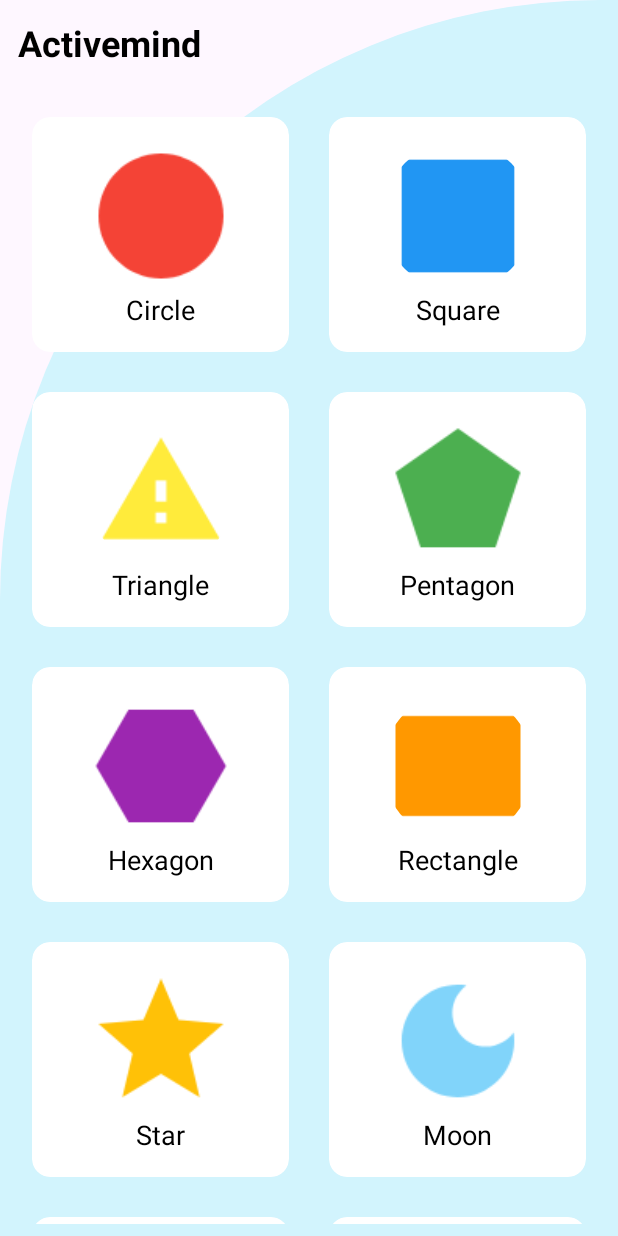
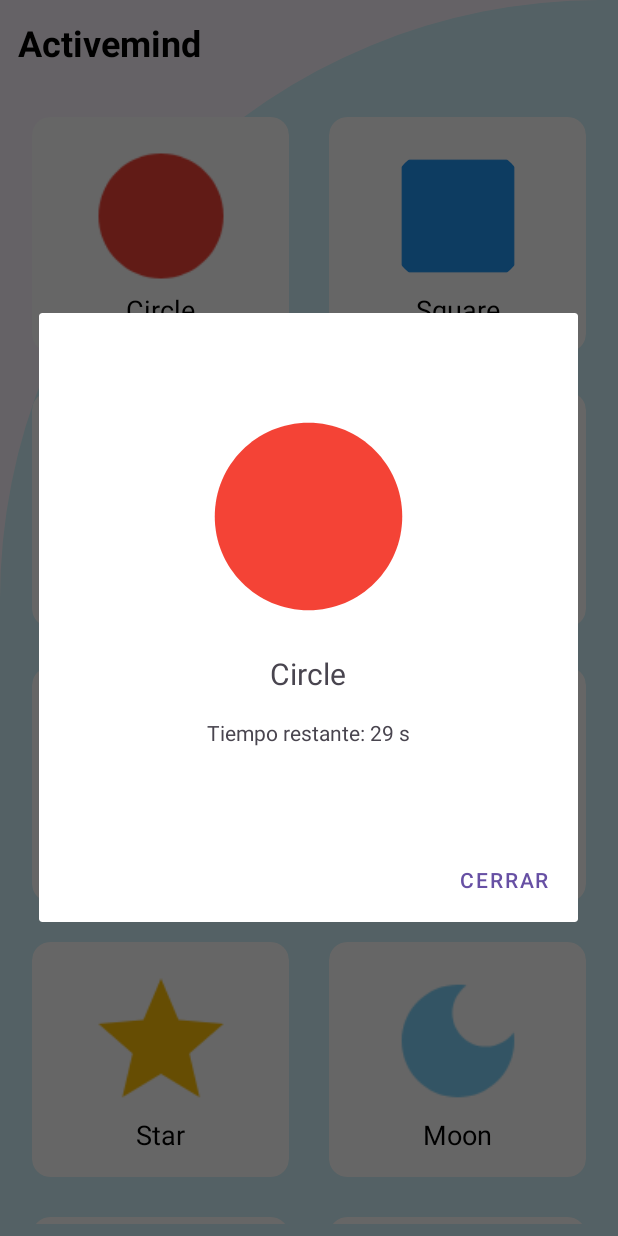
Before and after one commit to Alness1314/Activemind, an Android app: the screen it shows after launch (MainActivity), after a tap on "Circle", on a phone screen of 412 x 824 dp. Run offline under Robolectric (Android 15) with nearby library versions, the light colour scheme and no system bars.

Commit message:
feat: se crea dialog al precionar las figuras.

```diff
--- a/app/src/main/java/com/example/activemind/MainActivity.kt
+++ b/app/src/main/java/com/example/activemind/MainActivity.kt
@@ -130,7 +130,8 @@ class MainActivity : AppCompatActivity(), OnClickListener {
     }
 
     override fun onClick(nfcCard: NfcCard, position: Int) {
-        Toast.makeText(this, "Clicked: " + nfcCard.name, Toast.LENGTH_SHORT).show();
+        val dialog = NfcCardDialogFragment.newInstance(nfcCard.name, nfcCard.icon, nfcCard.data)
+        dialog.show(supportFragmentManager, "NfcCardDialog")
     }
 
     class SpacesItemDecoration(private val space: Int) : RecyclerView.ItemDecoration() {
--- /dev/null
+++ b/app/src/main/java/com/example/activemind/NfcCardDialogFragment.kt
@@ -0,0 +1,92 @@
+package com.example.activemind
+
+import android.app.AlertDialog
+import android.app.Dialog
+import android.os.Bundle
+import android.os.CountDownTimer
+import androidx.fragment.app.Fragment
+import android.view.LayoutInflater
+import android.view.View
+import android.view.ViewGroup
+import android.widget.Toast
+import androidx.core.content.ContextCompat
+import androidx.fragment.app.DialogFragment
+import com.example.activemind.databinding.FragmentNfcCardDialogBinding
+
+
+class NfcCardDialogFragment : DialogFragment() {
+
+    private lateinit var binding: FragmentNfcCardDialogBinding
+    private lateinit var countDownTimer: CountDownTimer
+
+    override fun onCreateDialog(savedInstanceState: Bundle?): Dialog {
+        binding = FragmentNfcCardDialogBinding.inflate(layoutInflater)
+
+        val name = arguments?.getString("name") ?: ""
+        val imageRes = arguments?.getString("image") ?: ""
+        val data = arguments?.getString("data") ?: ""
+
+        // Mostrar nombre e imagen
+        binding.tvNameFragment.text = name
+        val resId = requireContext().resources.getIdentifier(imageRes, "drawable", requireContext().packageName)
+        binding.ivIcon.setImageResource(resId)
+
+        startTimer()
+
+        return AlertDialog.Builder(requireContext())
+            .setView(binding.root)
+            .setCancelable(false)
+            .setPositiveButton("Cerrar") { _, _ -> dismiss() }
+            .create()
+    }
+
+    private fun startTimer() {
+        countDownTimer = object : CountDownTimer(30000, 1000) {
+            override fun onTick(millisUntilFinished: Long) {
+                val secondsLeft = millisUntilFinished / 1000
+                binding.tvTimerFragment.text = "Tiempo restante: $secondsLeft s"
+            }
+
+            override fun onFinish() {
+                dismiss()
+            }
+        }
+        countDownTimer.start()
+    }
+
+    override fun onDestroyView() {
+        super.onDestroyView()
+        countDownTimer.cancel()
+    }
+
+    companion object {
+        fun newInstance(name: String, imageRes: String, data: String): NfcCardDialogFragment {
+            val fragment = NfcCardDialogFragment()
+            val args = Bundle().apply {
+                putString("name", name)
+                putString("image", imageRes)
+                putString("data", data)
+            }
+            fragment.arguments = args
+            return fragment
+        }
+    }
+
+    fun checkNfcCard(nfcName: String, nfcData: String){
+        val name = arguments?.getString("name") ?: ""
+        val data = arguments?.getString("data") ?: ""
+
+        if (nfcName == name && nfcData == data) {
+            countDownTimer.cancel()
+            binding.tvTimerFragment.text = "¡Tarjeta Correcta!"
+            binding.tvTimerFragment.setTextColor(ContextCompat.getColor(requireContext(), R.color.black))
+
+            binding.root.postDelayed({
+                dismiss()
+            }, 1500) // Cierra el dialog tras 1.5 segundos
+        } else {
+            Toast.makeText(requireContext(), "Tarjeta NFC no válida", Toast.LENGTH_SHORT).show()
+        }
+
+    }
+}
--- /dev/null
+++ b/app/src/main/res/layout/fragment_nfc_card_dialog.xml
@@ -0,0 +1,32 @@
+<?xml version="1.0" encoding="utf-8"?>
+<LinearLayout xmlns:android="http://schemas.android.com/apk/res/android"
+    android:layout_width="wrap_content"
+    android:layout_height="wrap_content"
+    xmlns:tools="http://schemas.android.com/tools"
+    android:orientation="vertical"
+    android:minHeight="350dp"
+    android:padding="24dp"
+    android:gravity="center">
+
+    <ImageView
+        android:id="@+id/ivIcon"
+        android:layout_width="150dp"
+        android:layout_height="150dp"
+        android:src="@drawable/ic_circle"/>
+
+    <TextView
+        android:id="@+id/tvNameFragment"
+        android:layout_width="wrap_content"
+        android:layout_height="wrap_content"
+        android:textSize="20sp"
+        tools:text="@string/circle"
+        android:layout_marginTop="16dp" />
+
+    <TextView
+        android:id="@+id/tvTimerFragment"
+        android:layout_width="wrap_content"
+        android:layout_height="wrap_content"
+        tools:text="Tiempo restante: 60 s"
+        android:layout_marginTop="16dp" />
+
+</LinearLayout>
--- a/app/src/main/res/values/strings.xml
+++ b/app/src/main/res/values/strings.xml
@@ -2,4 +2,7 @@
     <string name="app_name">Activemind</string>
     <string name="todo">TODO</string>
     <string name="title_app_main">Activemind</string>
+    <!-- TODO: Remove or change this placeholder text -->
+    <string name="hello_blank_fragment">Hello blank fragment</string>
+    <string name="circle">Circulo</string>
 </resources>
```
